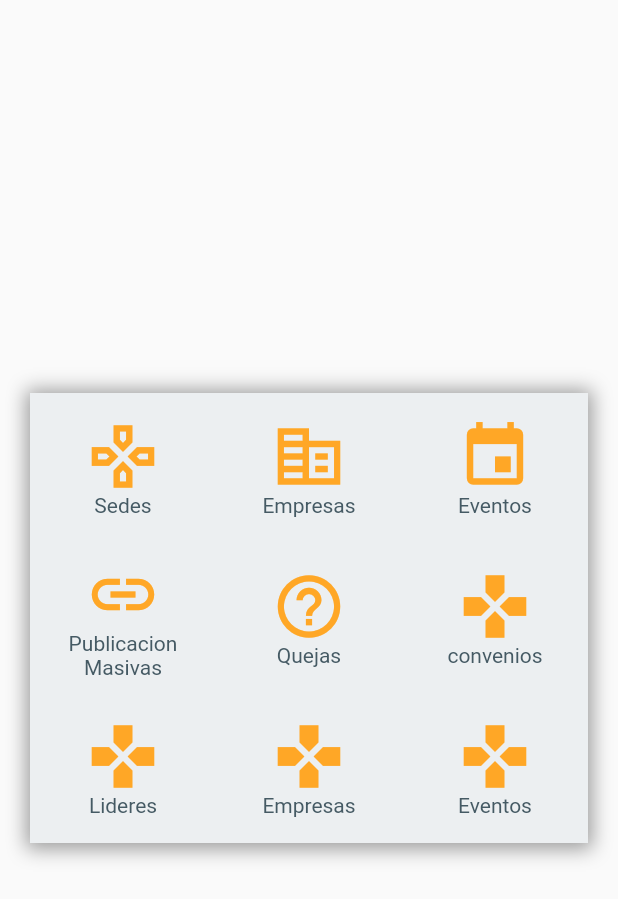
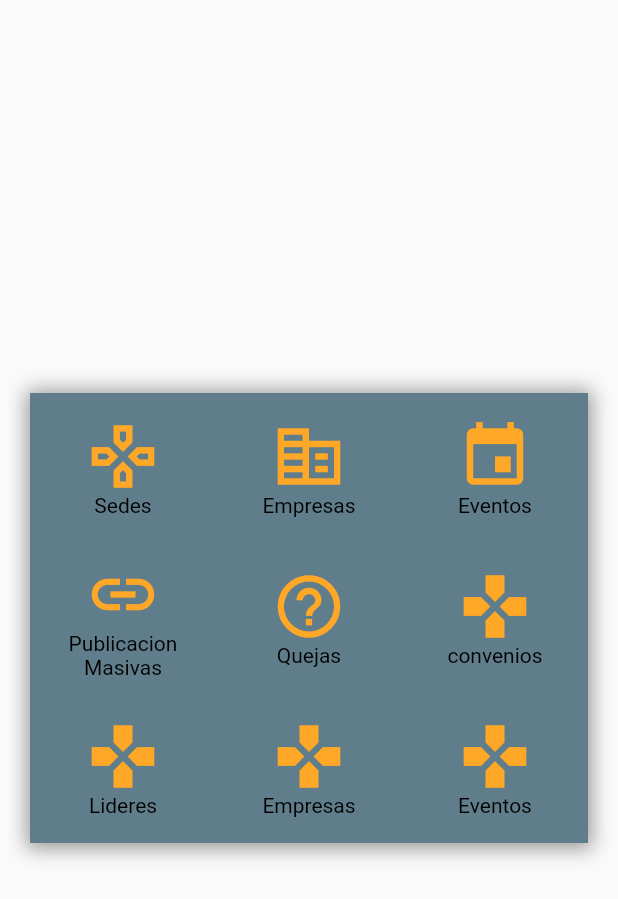
Before and after one commit to colombiaenduroapp/flutterEnduroApp, a Flutter app: what cont_gestionar() shows on an empty page, opened directly, on a phone screen of 412 x 824 dp. Shown: the top 899 px of the screen. Run offline on Flutter 3.47's test engine with Material 2 defaults, Android fonts, the phone set to English and light mode, and no system bars; our stand-ins replace cached_network_image, carousel_slider, flutter_slidable, flutter_spinkit, font_awesome_flutter, getwidget and 8 more; missing offline and left inert: adhara_socket_io, multi_image_picker; accounts and stored records are empty; network calls fail; Roboto replaces fonts that are missing (Montserrat).

Commit message:
cambio colores

```diff
--- a/lib/src/pages/empresas_detalles.dart
+++ b/lib/src/pages/empresas_detalles.dart
@@ -528,7 +528,7 @@ class _pages_empresas_detallesState extends State<pages_empresas_detalles> {
               child: Container(
                 margin: EdgeInsets.only(top: 5),
                 decoration: BoxDecoration(
-                  color: Colors.white,
+                  // color: Colors.white,
                   boxShadow: [
                     BoxShadow(
                       color: Colors.grey.withOpacity(0.2),
--- a/lib/src/pages/inicio.dart
+++ b/lib/src/pages/inicio.dart
@@ -64,7 +64,7 @@ class _InicioPageState extends State<InicioPage>
           bottomNavigationBar: Container(
             height: 40,
             decoration: BoxDecoration(
-              color: Colors.white,
+              color: Theme.of(context).primaryColor,
               border: Border(
                 top: BorderSide(
                   //                    <--- top side
@@ -89,7 +89,7 @@ class _InicioPageState extends State<InicioPage>
                   fontWeight: FontWeight.w800),
               unselectedLabelStyle:
                   TextStyle(fontSize: 13.0, fontFamily: 'Family Name'),
-              unselectedLabelColor: Colors.black38,
+              unselectedLabelColor: Theme.of(context).textSelectionColor,
               labelColor: Theme.of(context).accentColor,
               indicatorWeight: 3,
               indicatorColor: Theme.of(context).accentColor,
--- a/lib/src/pages/splash_screen.dart
+++ b/lib/src/pages/splash_screen.dart
@@ -65,7 +65,7 @@ class _SplashScreenState extends State<SplashScreen> {
       resizeToAvoidBottomInset: false,
       body: Center(
         child: Container(
-          color: Colors.white,
+          color: Theme.of(context).primaryColor,
           child: SafeArea(
             child: Column(
               mainAxisAlignment: MainAxisAlignment.center,
--- a/lib/src/widgets/boton_gestionar.dart
+++ b/lib/src/widgets/boton_gestionar.dart
@@ -25,7 +25,7 @@ class BotonGestionar {
             Text(
               texto,
               textAlign: TextAlign.center,
-              style: TextStyle(color: Theme.of(context).primaryColor),
+              style: TextStyle(color: Theme.of(context).textSelectionColor),
             ),
           ],
         ),
--- a/lib/src/widgets/cont_gestionar.dart
+++ b/lib/src/widgets/cont_gestionar.dart
@@ -22,7 +22,9 @@ class _cont_gestionarState extends State<cont_gestionar> {
         child: SingleChildScrollView(
           child: Container(
             margin: EdgeInsets.all(20),
-            decoration: BoxDecoration(color: Colors.blueGrey[50], boxShadow: [
+            decoration: BoxDecoration(
+                color: Theme.of(context).primaryColorLight,
+                boxShadow: [
                   BoxShadow(
                     color: Colors.black38,
                     spreadRadius: 3,
```
Also changed, not shown: lib/src/pages/app.dart (+8 -6 lines). Lines whose indentation alone changed are shown as unchanged.
